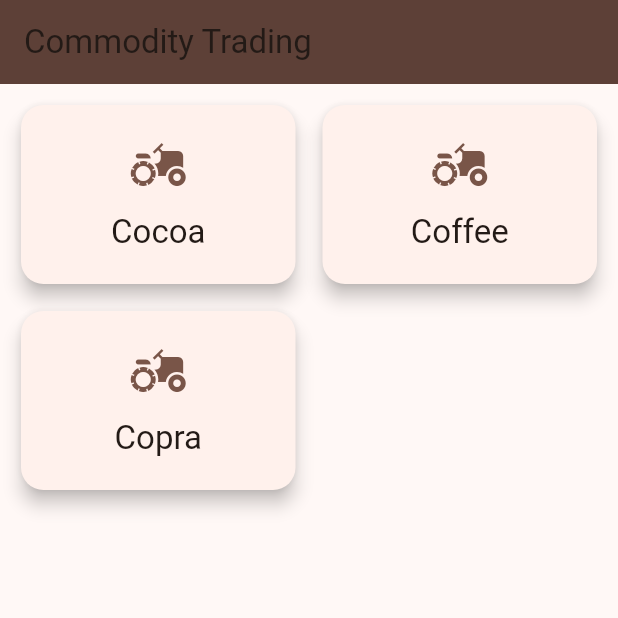
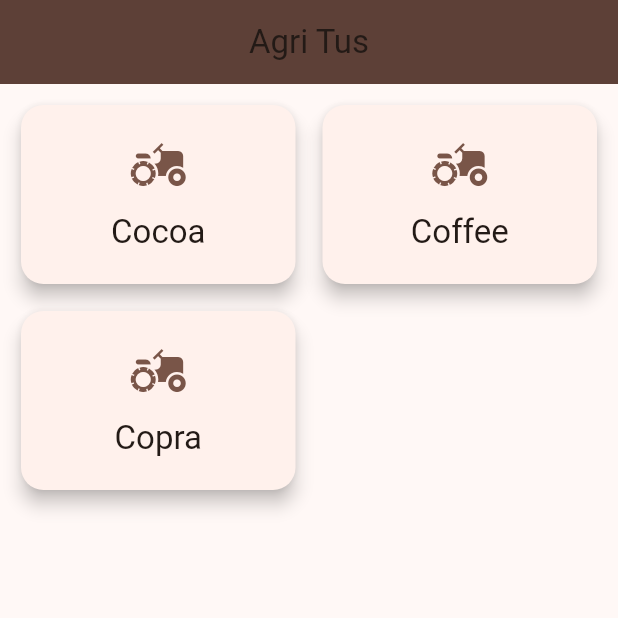
Before and after one commit to could-ai/019a56bf-5289-79c7-b7d0-2486fa8141c8, a Flutter app: the screen it shows after launch, on a phone screen of 412 x 824 dp, the top half of it. Run offline on Flutter 3.47's test engine with Material 3 defaults, Android fonts, the phone set to English and light mode, and no system bars.

Commit message:
Updated the package name from 'couldai_user_app' to 'agri_tus' and changed the description to 'An agricultural commodity trading platform for cocoa, coffee, and copra.' This reflects the actual purpose and branding of the application.; Updated the web index.html file to reflect the new project name 'Agri Tus'. Changed the page title, meta description, and apple-mobile-web-app-title to match the new branding.; Updated the MaterialApp title from 'Commodity Trading' to 'Agri Tus' to reflect the new project name throughout the application.; Updated the HomeScreen AppBar title from 'Commodity Trading' to 'Agri Tus' and added centerTitle property to center the app name in the header for better visual presentation.; Completely rewrote the README.md to reflect the new project name 'Agri Tus' and provide comprehensive documentation about the agricultural commodity trading platform, including project description, features, getting started instructions, project structure overview, and planned future enhancements.

```diff
--- a/usr/lib/main.dart
+++ b/usr/lib/main.dart
@@ -11,7 +11,7 @@ class MyApp extends StatelessWidget {
   @override
   Widget build(BuildContext context) {
     return MaterialApp(
-      title: 'Commodity Trading',
+      title: 'Agri Tus',
       debugShowCheckedModeBanner: false,
       theme: ThemeData(
         primarySwatch: Colors.brown,
--- a/usr/lib/screens/home_screen.dart
+++ b/usr/lib/screens/home_screen.dart
@@ -20,8 +20,9 @@ class _HomeScreenState extends State<HomeScreen> {
   Widget build(BuildContext context) {
     return Scaffold(
       appBar: AppBar(
-        title: const Text("Commodity Trading"),
+        title: const Text("Agri Tus"),
         backgroundColor: Colors.brown[700],
+        centerTitle: true,
       ),
       body: GridView.builder(
         padding: const EdgeInsets.all(10.0),
--- a/usr/pubspec.yaml
+++ b/usr/pubspec.yaml
@@ -1,5 +1,5 @@
-name: couldai_user_app
-description: "A new Flutter project."
+name: agri_tus
+description: "An agricultural commodity trading platform for cocoa, coffee, and copra."
 # The following line prevents the package from being accidentally published to
 # pub.dev using `flutter pub publish`. This is preferred for private packages.
 publish_to: 'none' # Remove this line if you wish to publish to pub.dev
```
Also changed, not shown: 2 other files.
